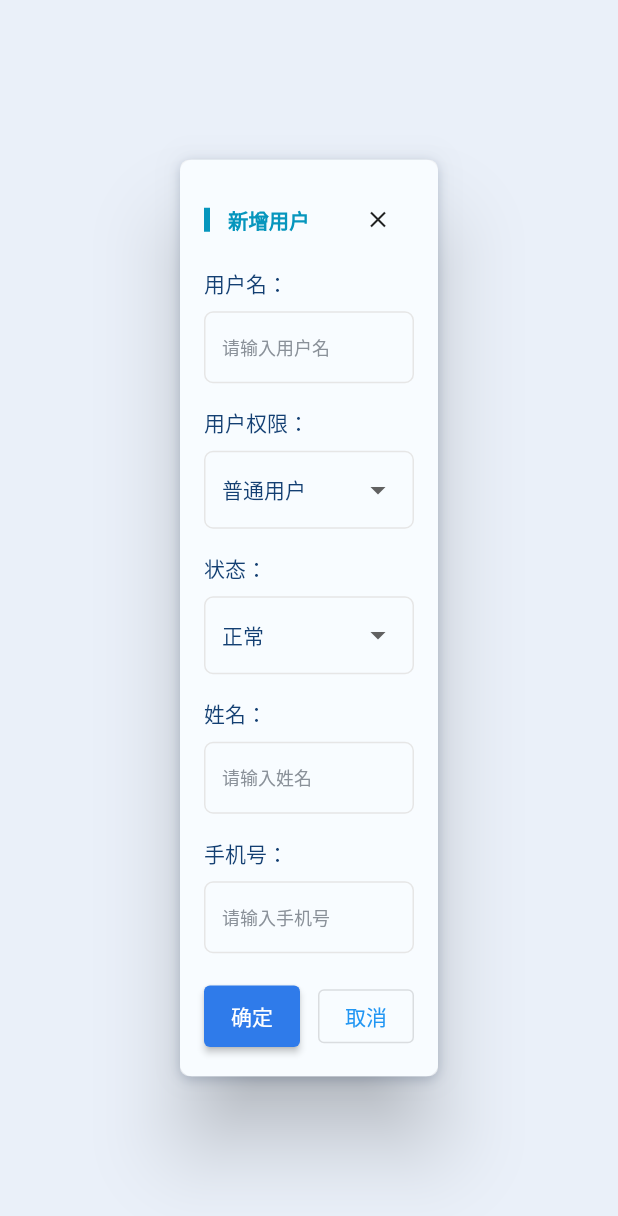
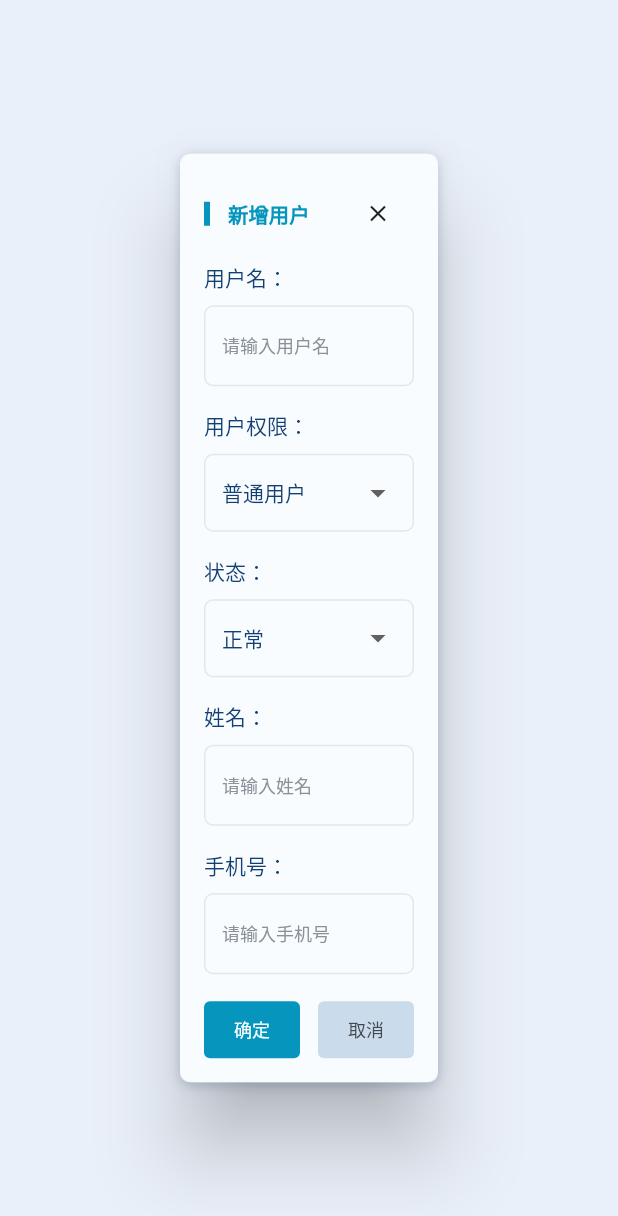
Before and after one commit to chenqixin/wind_power_system, a Flutter app: the AddUserDialog widget shown alone on an empty page, opened directly, on a phone screen of 412 x 824 dp. Shown: the top 1216 px of the screen. Run offline on Flutter 3.47's test engine with Material 3 defaults, Android fonts, the phone set to English and light mode, and no system bars; our stand-ins replace dio, fluttertoast, sprintf; missing offline and left inert: dart:ffi, dash_painter, encrypt, pointycastle, window_manager; Roboto replaces fonts that are missing (PingFang SC); project files that could hold a hidden picture were left out.

```diff
--- a/lib/page/add_user_dialog.dart
+++ b/lib/page/add_user_dialog.dart
@@ -141,24 +141,28 @@ class _AddUserDialogState extends State<AddUserDialog> {
             Row(
               children: [
                 Expanded(
-                  child: ElevatedButton(
-                    onPressed: () {
-                      Navigator.of(context).pop({
-                        'username': _usernameController.text.trim(),
-                        'role': _role,
-                        'status': _status,
-                        'realName': _realNameController.text.trim(),
-                        'phone': _phoneController.text.trim(),
-                      });
-                    },
-                    child: const Text('确定'),
+                  child: Container(
+                    padding: const EdgeInsets.symmetric(vertical: 10),
+                    decoration: BoxDecoration(
+                      borderRadius: BorderRadius.circular(4),
+                      color: HexColor('#0696BD'),
+                    ),
+                    child: Center(
+                      child: Text('确定').simpleStyle(12, HexColor('#F8FCFF')),
+                    ),
                   ),
                 ),
                 const SizedBox(width: 12),
                 Expanded(
-                  child: OutlinedButton(
-                    onPressed: () => Navigator.of(context).pop(),
-                    child: const Text('取消'),
+                  child: Container(
+                    padding: const EdgeInsets.symmetric(vertical: 10),
+                    decoration: BoxDecoration(
+                      borderRadius: BorderRadius.circular(4),
+                      color: HexColor('#CADBEB'),
+                    ),
+                    child: Center(
+                      child: Text('取消').simpleStyle(12, HexColor('#424A4D')),
+                    ),
                   ),
                 ),
               ],
@@ -202,7 +206,7 @@ class _AddUserDialogState extends State<AddUserDialog> {
         hintStyle: hintStyle,
         isDense: true,
         contentPadding:
-            const EdgeInsets.symmetric(horizontal: 12, vertical: 15),
+            const EdgeInsets.symmetric(horizontal: 12, vertical: 18),
         border: OutlineInputBorder(borderRadius: BorderRadius.circular(6)),
         enabledBorder: OutlineInputBorder(
           borderRadius: BorderRadius.circular(6),
```
